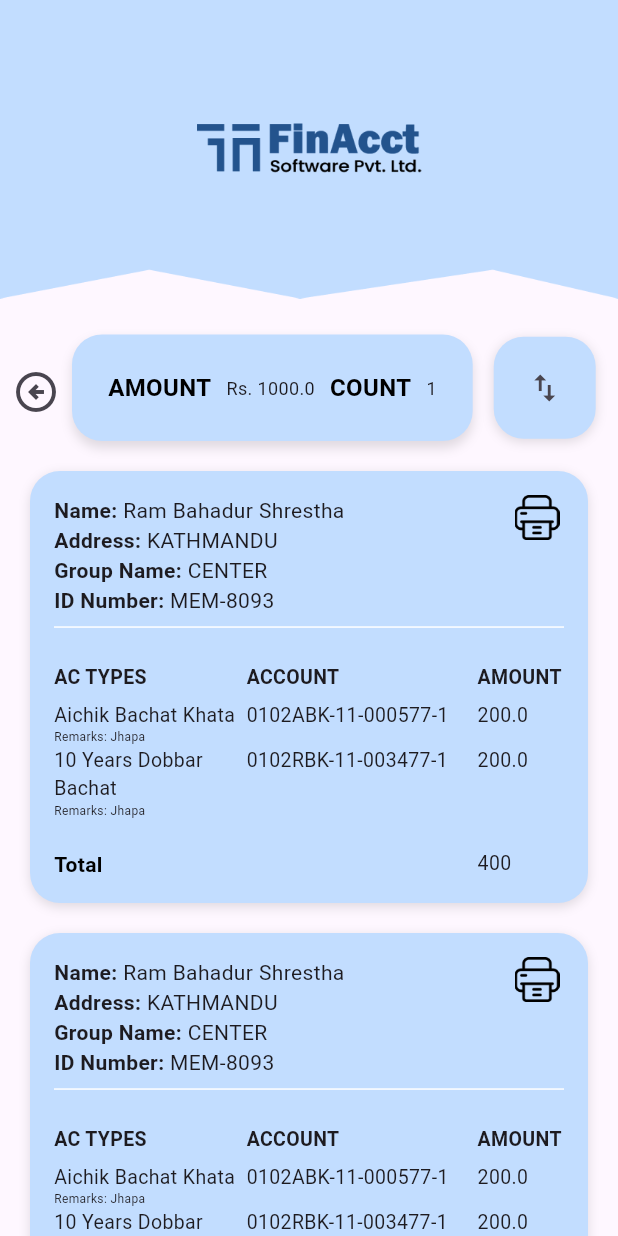
After one commit to DEADBODY142/Finacct, a Flutter app: the ReceiptReport screen opened directly, on a phone screen of 412 x 824 dp. The commit adds this screen. Run offline on Flutter 3.47's test engine with Material 3 defaults, Android fonts, the phone set to English and light mode, and no system bars.

Commit message:
receipt report

```diff
--- a/lib/main.dart
+++ b/lib/main.dart
@@ -5,6 +5,7 @@ import 'package:finacct/pages/menu.dart';
 import 'package:finacct/pages/profile.dart';
 import 'package:finacct/pages/receipt.dart';
 import 'package:finacct/pages/receipt_info.dart';
+import 'package:finacct/pages/receipt_report.dart';
 import 'package:finacct/pages/register.dart';
 import 'package:flutter/material.dart';
 
--- a/lib/pages/login.dart
+++ b/lib/pages/login.dart
@@ -181,11 +181,11 @@ class _LoginPageState extends State<LoginPage> {
                 ),
               ],
             ),
-            SizedBox(height: 60),
-            BottomBar(),
+
           ],
         ),
       ),
+      bottomNavigationBar: BottomBar(),
     );
   }
 }
--- a/lib/pages/profile.dart
+++ b/lib/pages/profile.dart
@@ -2,6 +2,7 @@ import 'package:finacct/common/commonforall.dart';
 import 'package:finacct/common/bottom.dart';
 import 'package:finacct/pages/login.dart';
 import 'package:finacct/pages/menu.dart';
+import 'package:finacct/pages/register.dart';
 import 'package:flutter/material.dart';
 
 class Profile extends StatelessWidget {
@@ -29,18 +30,15 @@ class Profile extends StatelessWidget {
                 children: [
                   // First Container
                   Container(
-                    height: containerHeight,
                     width: double.infinity,
-                    padding: EdgeInsets.only(
-                      left: screenWidth * 0.04,
-                      right: screenWidth * 0.04,
-                    ),
+                    padding: EdgeInsets.all(screenWidth * 0.04),
                     decoration: BoxDecoration(
                       color: const Color(0xffC2DDFF),
                       borderRadius: BorderRadius.circular(20),
                     ),
-                    child: ListView(
-                      physics: NeverScrollableScrollPhysics(),
+                    child: Column(
+                      mainAxisSize: MainAxisSize.min,
+
                       children: [
                         // First Row with ID and Logout
                         Row(
@@ -60,7 +58,7 @@ class Profile extends StatelessWidget {
                                 Navigator.push(
                                   context,
                                   MaterialPageRoute(
-                                    builder: (context) => LoginPage(),
+                                    builder: (context) => Register(),
                                   ),
                                 );
                               },
--- /dev/null
+++ b/lib/pages/receipt_report.dart
@@ -0,0 +1,258 @@
+import 'package:finacct/common/bottom.dart';
+import 'package:finacct/common/commonforall.dart';
+import 'package:finacct/common/style/boldtext.dart';
+import 'package:flutter/material.dart';
+
+class ReceiptReport extends StatefulWidget {
+  const ReceiptReport({super.key});
+
+  @override
+  State<ReceiptReport> createState() => _ReceiptReportState();
+}
+
+class _ReceiptReportState extends State<ReceiptReport> {
+  @override
+  Widget build(BuildContext context) {
+    return Scaffold(
+      body: SingleChildScrollView(
+        // Make entire body scrollable including BottomBar
+        child: Column(
+          crossAxisAlignment: CrossAxisAlignment.start,
+          children: [
+            Commonforall(),
+            Row(
+              children: [
+                Padding(
+                  padding: const EdgeInsets.only(top: 30.0),
+                  child: IconButton(
+                    onPressed: () {},
+                    icon: Icon(Icons.arrow_circle_left_outlined),
+                    iconSize: 32,
+                  ),
+                ),
+                Container(
+                  margin: EdgeInsets.only(top: 24),
+                  padding: EdgeInsets.all(24),
+                  decoration: BoxDecoration(
+                    color: Color(0xffC2DDFF),
+                    borderRadius: BorderRadius.circular(20),
+                    boxShadow: [
+                      BoxShadow(
+                        color: Colors.black12,
+                        blurRadius: 6,
+                        offset: Offset(0, 4),
+                      ),
+                    ],
+                  ),
+                  child: Row(
+                    children: [
+                      BoldText('AMOUNT', style: TextStyle(fontSize: 16)),
+                      SizedBox(width: 10),
+                      Text('Rs. 1000.0', style: TextStyle(fontSize: 12)),
+                      SizedBox(width: 10),
+                      BoldText('COUNT', style: TextStyle(fontSize: 16)),
+                      SizedBox(width: 10),
+                      Text('1', style: TextStyle(fontSize: 12)),
+                    ],
+                  ),
+                ),
+                SizedBox(width: 14),
+                Container(
+                  margin: EdgeInsets.only(top: 24),
+                  padding: EdgeInsets.all(10),
+                  decoration: BoxDecoration(
+                    color: Color(0xffC2DDFF),
+                    borderRadius: BorderRadius.circular(20),
+                    boxShadow: [
+                      BoxShadow(
+                        color: Colors.black12,
+                        blurRadius: 6,
+                        offset: Offset(0, 2),
+                      ),
+                    ],
+                  ),
+                  child: IconButton(
+                    onPressed: () {},
+                    icon: Icon(Icons.swap_vert),
+                  ),
+                ),
+              ],
+            ),
+            buildReceiptCard(),
+            buildReceiptCard(),
+
+            // Centered BottomBar with padding
+            Padding(
+              padding: const EdgeInsets.symmetric(vertical: 12.0),
+              child: Center(
+                child: Padding(
+                  padding: const EdgeInsets.symmetric(horizontal: 20.0),
+                  child: BottomBar(),
+                ),
+              ),
+            ),
+          ],
+        ),
+      ),
+    );
+  }
+
+  Widget buildReceiptCard() {
+    return Align(
+      alignment: Alignment.topCenter,
+      child: Container(
+        margin: EdgeInsets.only(top: 20, left: 20, right: 20),
+        padding: EdgeInsets.all(16),
+        decoration: BoxDecoration(
+          color: Color(0xffC2DDFF),
+          borderRadius: BorderRadius.circular(20),
+          boxShadow: [
+            BoxShadow(
+              color: Colors.black12,
+              blurRadius: 6,
+              offset: Offset(0, 2),
+            ),
+          ],
+        ),
+        child: Stack(
+          children: [
+            Positioned(
+              right: 3,
+              child: GestureDetector(
+                onTap: () {},
+                child: Image.asset('assets/receipt/print.png', height: 30),
+              ),
+            ),
+            Column(
+              crossAxisAlignment: CrossAxisAlignment.start,
+              children: [
+                Row(
+                  children: [
+                    Text(
+                      'Name: ',
+                      style: TextStyle(fontWeight: FontWeight.bold),
+                    ),
+                    Text('Ram Bahadur Shrestha'),
+                  ],
+                ),
+                Row(
+                  children: [
+                    Text(
+                      'Address: ',
+                      style: TextStyle(fontWeight: FontWeight.bold),
+                    ),
+                    Text('KATHMANDU'),
+                  ],
+                ),
+                Row(
+                  children: [
+                    Text(
+                      'Group Name: ',
+                      style: TextStyle(fontWeight: FontWeight.bold),
+                    ),
+                    Text('CENTER'),
+                  ],
+                ),
+                Row(
+                  children: [
+                    Text(
+                      'ID Number: ',
+                      style: TextStyle(fontWeight: FontWeight.bold),
+                    ),
+                    Text('MEM-8093'),
+                  ],
+                ),
+                Divider(color: Colors.white),
+                SizedBox(height: 10),
+                Table(
+                  columnWidths: const {
+                    0: FlexColumnWidth(4),
+                    1: FlexColumnWidth(4.8),
+                    2: FlexColumnWidth(1.8),
+                  },
+                  defaultVerticalAlignment: TableCellVerticalAlignment.top,
+                  children: [
+                    TableRow(
+                      children: [
+                        Padding(
+                          padding: EdgeInsets.symmetric(vertical: 6),
+                          child: infoText(
+                            'AC TYPES',
+                            style: TextStyle(fontWeight: FontWeight.bold),
+                          ),
+                        ),
+                        Padding(
+                          padding: EdgeInsets.symmetric(vertical: 6),
+                          child: infoText(
+                            'ACCOUNT',
+                            style: TextStyle(fontWeight: FontWeight.bold),
+                          ),
+                        ),
+                        Padding(
+                          padding: EdgeInsets.symmetric(vertical: 6),
+                          child: infoText(
+                            'AMOUNT',
+                            style: TextStyle(fontWeight: FontWeight.bold),
+                          ),
+                        ),
+                      ],
+                    ),
+                    TableRow(
+                      children: [
+                        Column(
+                          crossAxisAlignment: CrossAxisAlignment.start,
+                          children: [
+                            infoText('Aichik Bachat Khata'),
+                            Text(
+                              'Remarks: Jhapa',
+                              style: TextStyle(fontSize: 8),
+                            ),
+                          ],
+                        ),
+                        infoText('0102ABK-11-000577-1'),
+                        infoText('200.0'),
+                      ],
+                    ),
+                    TableRow(
+                      children: [
+                        Column(
+                          crossAxisAlignment: CrossAxisAlignment.start,
+                          children: [
+                            infoText('10 Years Dobbar Bachat'),
+                            Text(
+                              'Remarks: Jhapa',
+                              style: TextStyle(fontSize: 8),
+                            ),
+                          ],
+                        ),
+                        infoText('0102RBK-11-003477-1'),
+                        infoText('200.0'),
+                      ],
+                    ),
+                    TableRow(
+                      children: [
+                        Padding(
+                          padding: const EdgeInsets.only(top: 20.0),
+                          child: BoldText('Total'),
+                        ),
+                        SizedBox(),
+                        Padding(
+                          padding: const EdgeInsets.only(top: 20.0),
+                          child: infoText('400'),
+                        ),
+                      ],
+                    ),
+                  ],
+                ),
+              ],
+            ),
+          ],
+        ),
+      ),
+    );
+  }
+
+  Widget infoText(String text, {TextStyle? style}) {
+    return Text(text, style: const TextStyle(fontSize: 13).merge(style));
+  }
+}
--- a/pubspec.yaml
+++ b/pubspec.yaml
@@ -63,6 +63,7 @@ flutter:
     - assets/common/
     - assets/menu/
     - assets/profile/
+    - assets/receipt/
   #   - images/a_dot_burr.jpeg
   #   - images/a_dot_ham.jpeg
 
```
Also changed, not shown: assets/common/rectangle.png (deleted), assets/receipt/print.png (added).
